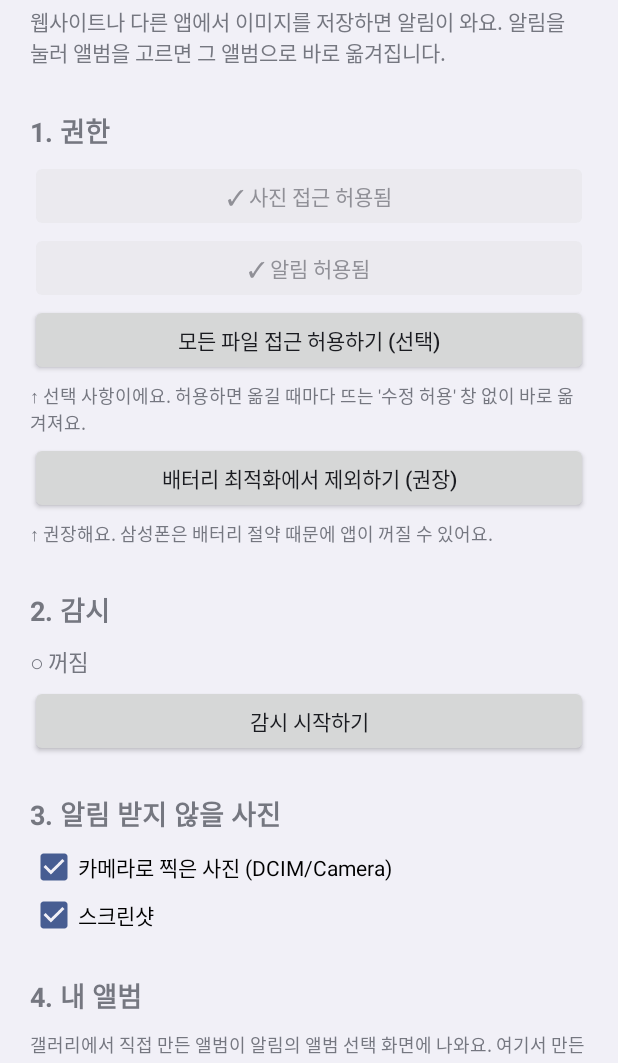
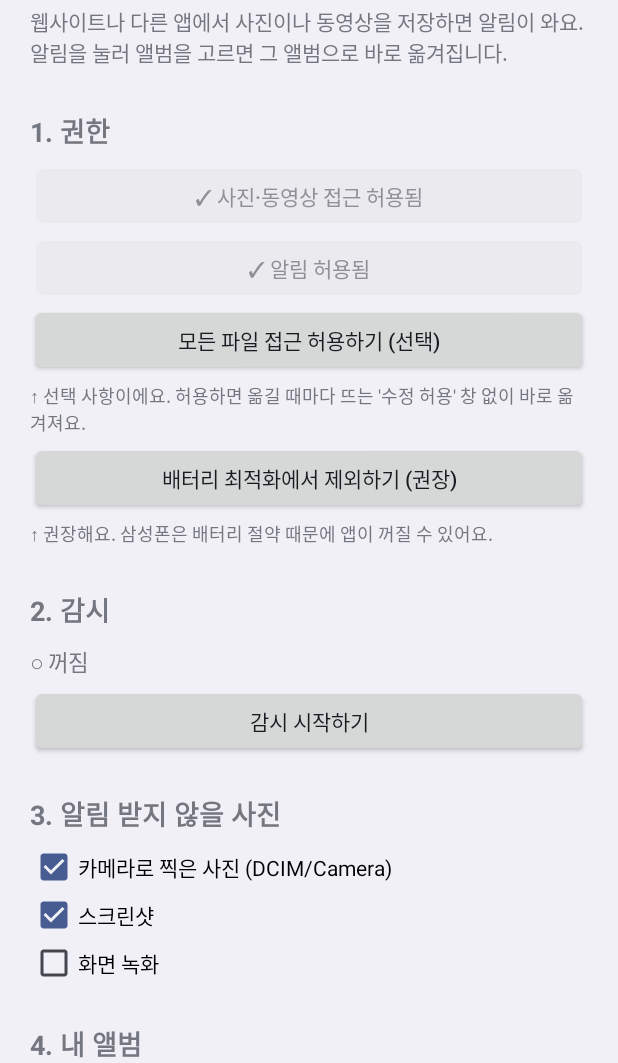
Before and after one commit to hjw2003512-cloud/gallery-manager, an Android app: the screen it shows after launch (MainActivity), on a phone screen of 412 x 824 dp, the part 173-1236 px from its top. Run offline under Robolectric (Android 15) with nearby library versions, the phone set to English and light mode, and no system bars; 1 statement that could not run was skipped.

Commit message:
동영상(화면 녹화, mp4 등) 지원
Co-Authored-By: Claude Opus 5.5 <noreply@anthropic.com>
Claude-Session: https://claude.ai/code/session_01Hcc5WESDkP2BKRyT86e7Kg

```diff
--- a/app/build.gradle
+++ b/app/build.gradle
@@ -10,8 +10,8 @@ android {
         applicationId 'com.yerin.albumsorter'
         minSdk 30          // 안드로이드 11 이상
         targetSdk 34
-        versionCode 4
-        versionName '1.3'
+        versionCode 5
+        versionName '1.4'
     }
 
     buildTypes {
--- a/app/src/main/AndroidManifest.xml
+++ b/app/src/main/AndroidManifest.xml
@@ -2,6 +2,7 @@
 <manifest xmlns:android="http://schemas.android.com/apk/res/android">
 
     <uses-permission android:name="android.permission.READ_MEDIA_IMAGES" />
+    <uses-permission android:name="android.permission.READ_MEDIA_VIDEO" />
     <uses-permission android:name="android.permission.READ_EXTERNAL_STORAGE"
         android:maxSdkVersion="32" />
     <uses-permission android:name="android.permission.POST_NOTIFICATIONS" />
--- a/app/src/main/java/com/yerin/albumsorter/AlbumRepo.java
+++ b/app/src/main/java/com/yerin/albumsorter/AlbumRepo.java
@@ -81,9 +81,10 @@ final class AlbumRepo {
         Map<String, Album> map = new LinkedHashMap<>();
         List<String> custom = Prefs.getCustomAlbums(c);
 
-        String[] proj = {MediaStore.MediaColumns._ID, MediaStore.MediaColumns.RELATIVE_PATH};
-        try (Cursor cur = c.getContentResolver().query(MediaStore.Images.Media.EXTERNAL_CONTENT_URI,
-                proj, null, null, MediaStore.MediaColumns.DATE_ADDED + " DESC")) {
+        String[] proj = {MediaStore.MediaColumns._ID, MediaStore.MediaColumns.RELATIVE_PATH,
+                MediaStore.Files.FileColumns.MEDIA_TYPE};
+        try (Cursor cur = c.getContentResolver().query(MediaMover.FILES,
+                proj, MediaMover.MEDIA_SEL, null, MediaStore.MediaColumns.DATE_ADDED + " DESC")) {
             if (cur != null) {
                 while (cur.moveToNext()) {
                     String p = normalize(cur.getString(1));
@@ -94,7 +95,10 @@ final class AlbumRepo {
                         map.put(p, a);
                     }
                     a.count++;
-                    if (a.coverId < 0) a.coverId = cur.getLong(0);
+                    if (a.coverId < 0) {
+                        a.coverId = cur.getLong(0);
+                        MediaMover.remember(a.coverId, cur.getInt(2));
+                    }
                 }
             }
         } catch (Exception ignored) {
--- a/app/src/main/java/com/yerin/albumsorter/MainActivity.java
+++ b/app/src/main/java/com/yerin/albumsorter/MainActivity.java
@@ -38,14 +38,17 @@ public class MainActivity extends Activity {
         return s == null ? "" : s.replaceAll("[\\\\/:*?\"<>|\\n]", "").trim();
     }
 
-    private String mediaPermission() {
+    private String[] mediaPermissions() {
         return Build.VERSION.SDK_INT >= 33
-                ? Manifest.permission.READ_MEDIA_IMAGES
-                : Manifest.permission.READ_EXTERNAL_STORAGE;
+                ? new String[]{Manifest.permission.READ_MEDIA_IMAGES, Manifest.permission.READ_MEDIA_VIDEO}
+                : new String[]{Manifest.permission.READ_EXTERNAL_STORAGE};
     }
 
     private boolean hasMedia() {
-        return checkSelfPermission(mediaPermission()) == PackageManager.PERMISSION_GRANTED;
+        for (String p : mediaPermissions()) {
+            if (checkSelfPermission(p) != PackageManager.PERMISSION_GRANTED) return false;
+        }
+        return true;
     }
 
     private boolean hasNoti() {
@@ -73,12 +76,12 @@ public class MainActivity extends Activity {
         title.setTextSize(26);
         title.setTypeface(Typeface.DEFAULT_BOLD);
         root.addView(title);
-        root.addView(text("웹사이트나 다른 앱에서 이미지를 저장하면 알림이 와요. "
+        root.addView(text("웹사이트나 다른 앱에서 사진이나 동영상을 저장하면 알림이 와요. "
                 + "알림을 눌러 앨범을 고르면 그 앨범으로 바로 옮겨집니다.", 14));
 
         // 1. 권한
         root.addView(header("1. 권한"));
-        btnMedia = button(root, v -> requestPermissions(new String[]{mediaPermission()}, REQ_MEDIA));
+        btnMedia = button(root, v -> requestPermissions(mediaPermissions(), REQ_MEDIA));
         btnNoti = button(root, v -> {
             if (Build.VERSION.SDK_INT >= 33)
                 requestPermissions(new String[]{Manifest.permission.POST_NOTIFICATIONS}, REQ_NOTI);
@@ -106,6 +109,11 @@ public class MainActivity extends Activity {
         shot.setChecked(Prefs.excludeScreenshots(this));
         shot.setOnCheckedChangeListener((b, c) -> Prefs.setExcludeScreenshots(this, c));
         root.addView(shot);
+        CheckBox rec = new CheckBox(this);
+        rec.setText("화면 녹화");
+        rec.setChecked(Prefs.excludeRecordings(this));
+        rec.setOnCheckedChangeListener((b, c) -> Prefs.setExcludeRecordings(this, c));
+        root.addView(rec);
 
         // 4. 내 앨범
         root.addView(header("4. 내 앨범"));
@@ -120,7 +128,7 @@ public class MainActivity extends Activity {
         root.addView(header("도움말"));
         root.addView(text("• 삼성 갤러리에서 만든 앨범은 실제로 DCIM 폴더 안의 폴더예요. 이 앱은 그 앨범으로 사진을 옮겨요.\n"
                 + "• 갤러리의 '그룹'(앨범 묶음)은 갤러리 안에서만 보이는 기능이라 목록에 나오지 않아요.\n"
-                + "• 사진 접근 권한은 꼭 '모두 허용'을 골라 주세요. '선택한 사진만'으로 하면 새 이미지를 감지하지 못해요.\n"
+                + "• 사진·동영상 권한은 꼭 '모두 허용'을 골라 주세요. '선택한 항목만'으로 하면 새 파일을 감지하지 못해요.\n"
                 + "• 알림의 '→ 앨범이름' 버튼을 누르면 마지막에 쓴 앨범으로 바로 들어가요.", 13));
 
         setContentView(scroll);
@@ -139,7 +147,7 @@ public class MainActivity extends Activity {
     }
 
     private void refresh() {
-        btnMedia.setText(hasMedia() ? "✓ 사진 접근 허용됨" : "사진 접근 허용하기 (필수)");
+        btnMedia.setText(hasMedia() ? "✓ 사진·동영상 접근 허용됨" : "사진·동영상 접근 허용하기 (필수)");
         btnMedia.setEnabled(!hasMedia());
         btnNoti.setText(hasNoti() ? "✓ 알림 허용됨" : "알림 허용하기 (필수)");
         btnNoti.setEnabled(!hasNoti());
@@ -192,7 +200,7 @@ public class MainActivity extends Activity {
             stopService(svc);
         } else {
             if (!hasMedia()) {
-                toast("먼저 사진 접근을 허용해 주세요");
+                toast("먼저 사진·동영상 접근을 허용해 주세요");
                 return;
             }
             if (!hasNoti()) toast("알림을 허용해야 앨범 선택 알림이 와요");
--- a/app/src/main/java/com/yerin/albumsorter/Prefs.java
+++ b/app/src/main/java/com/yerin/albumsorter/Prefs.java
@@ -28,6 +28,9 @@ final class Prefs {
 
     static boolean excludeScreenshots(Context c) { return sp(c).getBoolean("ex_shot", true); }
     static void setExcludeScreenshots(Context c, boolean v) { sp(c).edit().putBoolean("ex_shot", v).apply(); }
+
+    static boolean excludeRecordings(Context c) { return sp(c).getBoolean("ex_rec", false); }
+    static void setExcludeRecordings(Context c, boolean v) { sp(c).edit().putBoolean("ex_rec", v).apply(); }
 
     static boolean showOthers(Context c) { return sp(c).getBoolean("show_others", false); }
     static void setShowOthers(Context c, boolean v) { sp(c).edit().putBoolean("show_others", v).apply(); }
```
Also changed, not shown: app/src/main/java/com/yerin/albumsorter/MediaMover.java (+40 -5 lines), app/src/main/java/com/yerin/albumsorter/PickerActivity.java (+5 -4 lines), app/src/main/java/com/yerin/albumsorter/WatcherService.java (+22 -11 lines).
